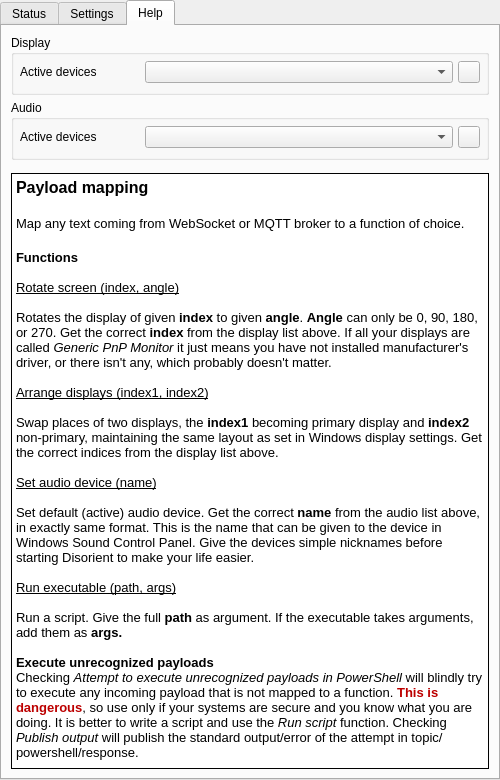
Above: forms/mainwindow.ui from stuomas/disorient before the change. Below: the same form after it.
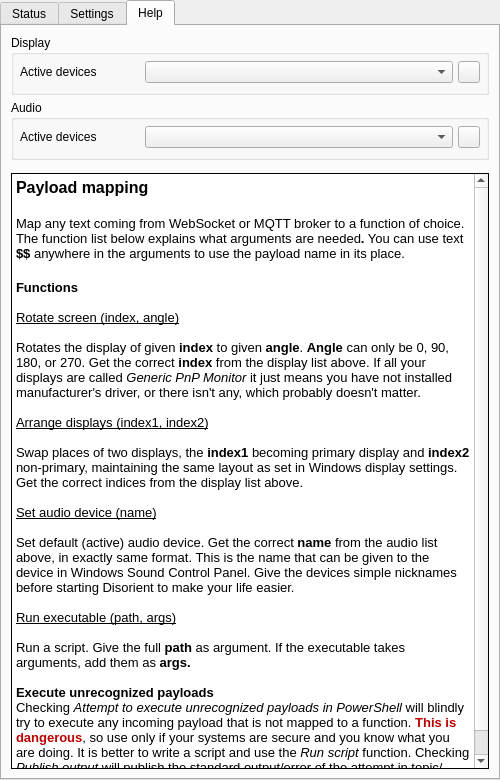
That is the form after the change. The open tabs and pages were chosen to show the change. Icons and pictures are not drawn.

Commit message: Return output from scripts, use . to inject payload name to arguments

```diff
--- a/forms/mainwindow.ui
+++ b/forms/mainwindow.ui
@@ -1109,7 +1109,7 @@
 &lt;/style&gt;&lt;/head&gt;&lt;body style=&quot; font-family:'MS Shell Dlg 2'; font-size:8.25pt; font-weight:400; font-style:normal;&quot;&gt;
 &lt;p style=&quot; margin-top:0px; margin-bottom:0px; margin-left:0px; margin-right:0px; -qt-block-indent:0; text-indent:0px;&quot;&gt;&lt;span style=&quot; font-size:12pt; font-weight:600;&quot;&gt;Payload mapping&lt;/span&gt;&lt;/p&gt;
 &lt;p style=&quot;-qt-paragraph-type:empty; margin-top:0px; margin-bottom:0px; margin-left:0px; margin-right:0px; -qt-block-indent:0; text-indent:0px; font-size:12pt; font-weight:600;&quot;&gt;&lt;br /&gt;&lt;/p&gt;
-&lt;p style=&quot; margin-top:0px; margin-bottom:0px; margin-left:0px; margin-right:0px; -qt-block-indent:0; text-indent:0px;&quot;&gt;&lt;span style=&quot; font-size:10pt;&quot;&gt;Map any text coming from WebSocket or MQTT broker to a function of choice.&lt;/span&gt;&lt;/p&gt;
+&lt;p style=&quot; margin-top:0px; margin-bottom:0px; margin-left:0px; margin-right:0px; -qt-block-indent:0; text-indent:0px;&quot;&gt;&lt;span style=&quot; font-size:10pt;&quot;&gt;Map any text coming from WebSocket or MQTT broker to a function of choice. The function list below explains what arguments are needed&lt;/span&gt;&lt;span style=&quot; font-size:10pt; font-weight:600;&quot;&gt;.&lt;/span&gt;&lt;span style=&quot; font-size:10pt;&quot;&gt; You can use text &lt;/span&gt;&lt;span style=&quot; font-size:10pt; font-weight:600;&quot;&gt;$$&lt;/span&gt;&lt;span style=&quot; font-size:10pt;&quot;&gt; anywhere in the arguments to use the payload name in its place.&lt;/span&gt;&lt;/p&gt;
 &lt;p style=&quot;-qt-paragraph-type:empty; margin-top:0px; margin-bottom:0px; margin-left:0px; margin-right:0px; -qt-block-indent:0; text-indent:0px; font-size:12pt; font-weight:600;&quot;&gt;&lt;br /&gt;&lt;/p&gt;
 &lt;p style=&quot; margin-top:0px; margin-bottom:0px; margin-left:0px; margin-right:0px; -qt-block-indent:0; text-indent:0px;&quot;&gt;&lt;span style=&quot; font-size:10pt; font-weight:600;&quot;&gt;Functions&lt;/span&gt;&lt;/p&gt;
 &lt;p style=&quot;-qt-paragraph-type:empty; margin-top:0px; margin-bottom:0px; margin-left:0px; margin-right:0px; -qt-block-indent:0; text-indent:0px; font-size:10pt; font-weight:600;&quot;&gt;&lt;br /&gt;&lt;/p&gt;
```
Left out of the diff: 2 changed lines with no effect on the pictures. The commit also changes 4 other files.
